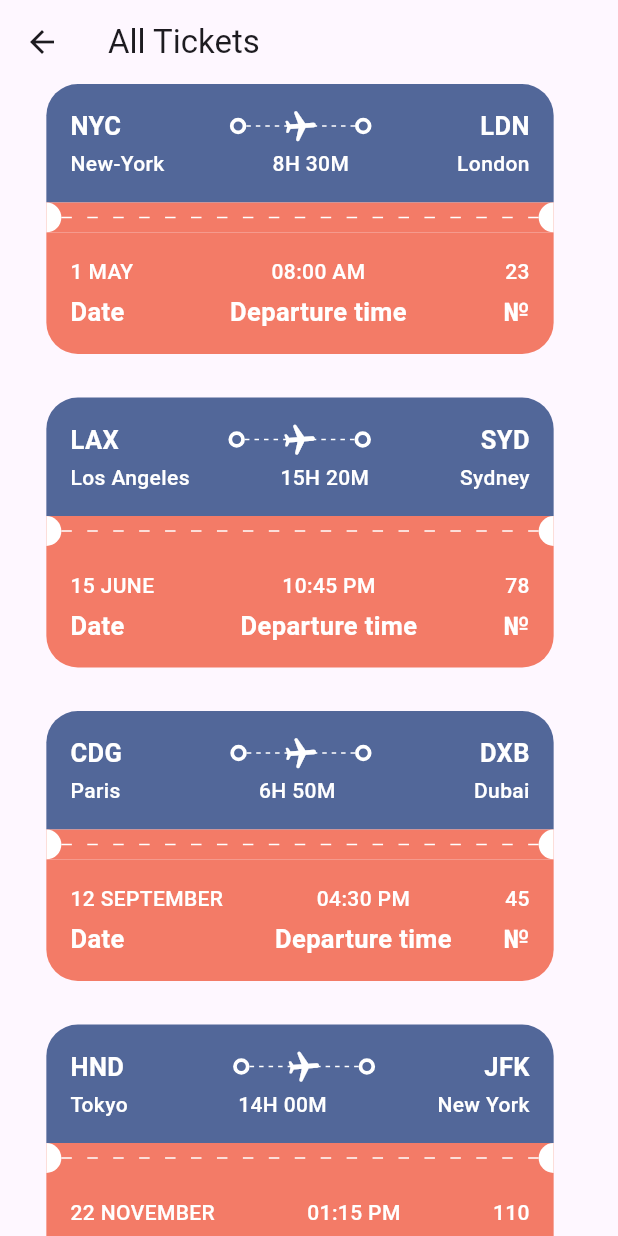
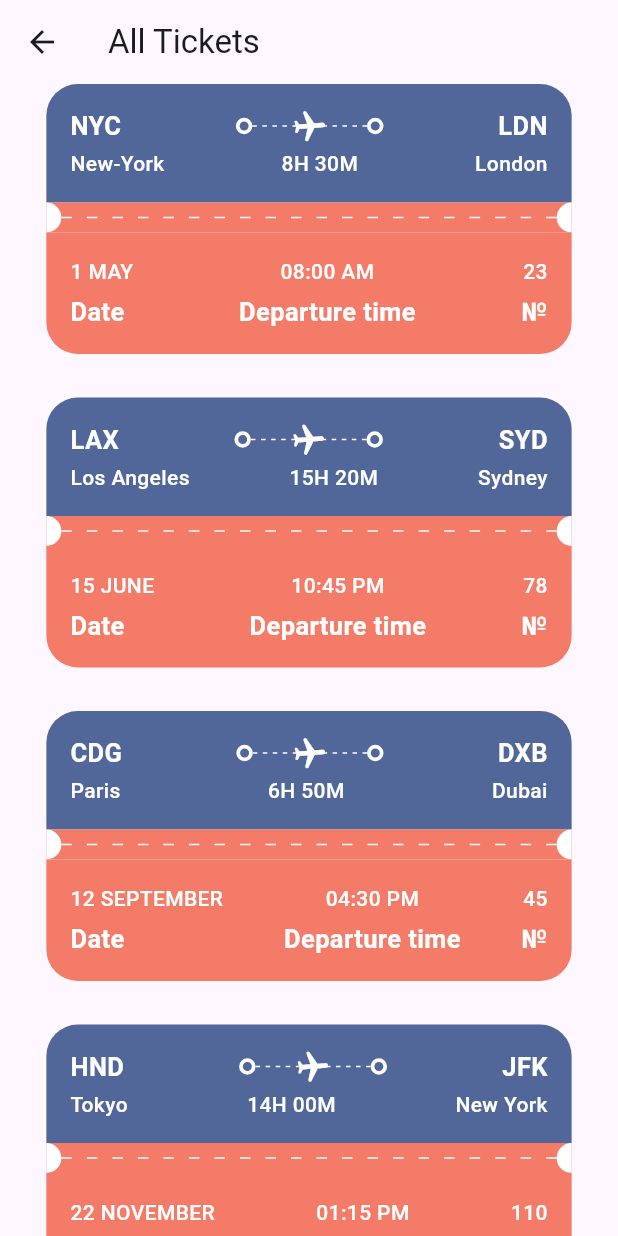
Before and after one commit to protzzz/flutter-test-demo, a Flutter app: the AllTickets screen opened by its route, on a phone screen of 412 x 824 dp. Run offline on Flutter 3.47's test engine with Material 3 defaults, Android fonts, the phone set to English and light mode, and no system bars; our stand-ins replace fluentui_icons.

Commit message:
Updated: +wholeScreen for ticket

```diff
--- a/lib/core/widgets/ticket_view.dart
+++ b/lib/core/widgets/ticket_view.dart
@@ -9,7 +9,8 @@ import 'package:test_app/core/widgets/text_style_third.dart';
 
 class TicketView extends StatelessWidget {
   final Map<String, dynamic> ticket;
-  const TicketView({super.key, required this.ticket});
+  final bool wholeScreen;
+  const TicketView({super.key, required this.ticket, this.wholeScreen = false});
 
   @override
   Widget build(BuildContext context) {
@@ -19,7 +20,7 @@ class TicketView extends StatelessWidget {
       width: size.width * 0.85,
       height: 189,
       child: Container(
-        margin: const EdgeInsets.only(right: 12),
+        margin: EdgeInsets.only(right: wholeScreen == true?0:16),
         child: Column(
           children: [
             Container(
@@ -105,7 +106,8 @@ class TicketView extends StatelessWidget {
                   Row(
                     mainAxisAlignment: MainAxisAlignment.spaceBetween,
                     children: [
-                      AppColumnTextLayout(topText: ticket["date"], bottomText: "Date"),
+                      AppColumnTextLayout(
+                          topText: ticket["date"], bottomText: "Date"),
                       AppColumnTextLayout(
                         topText: ticket["departure_time"],
                         bottomText: "Departure time",
```
